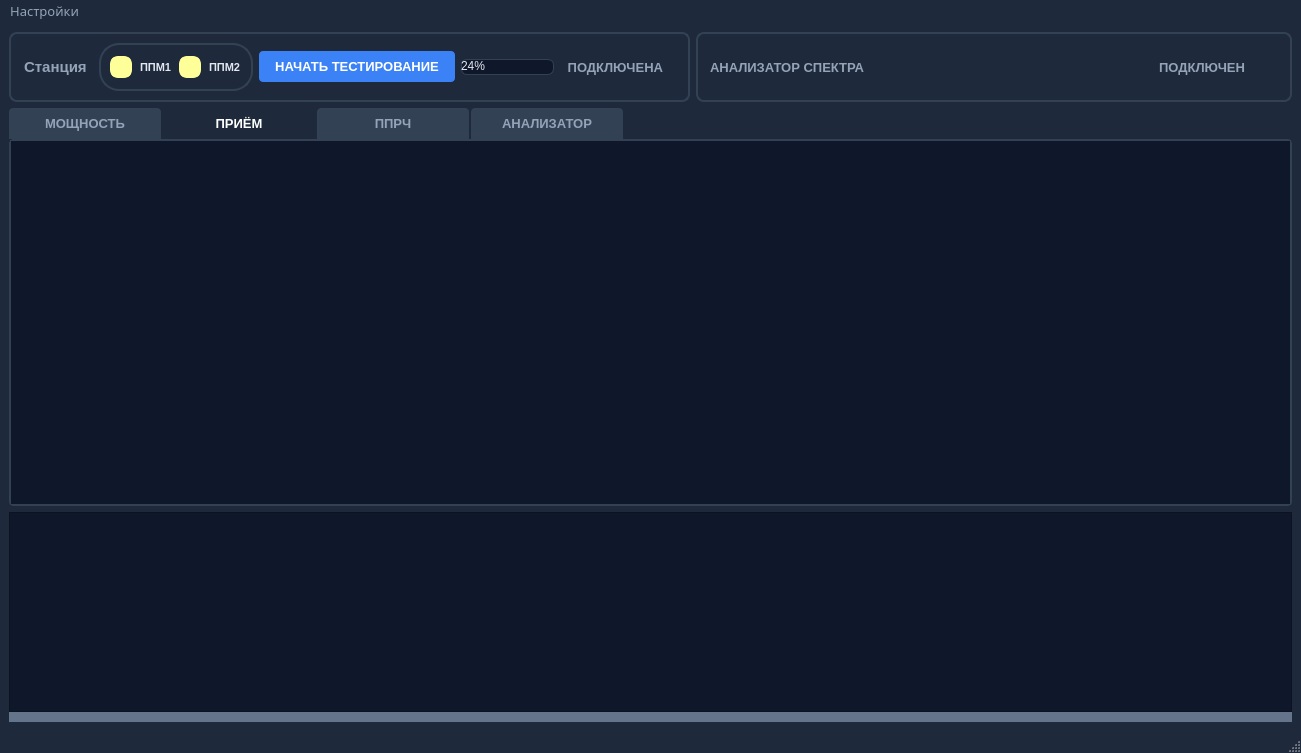
Qt form mainwindow.ui (vitalisimys/Check_station) before a commit.
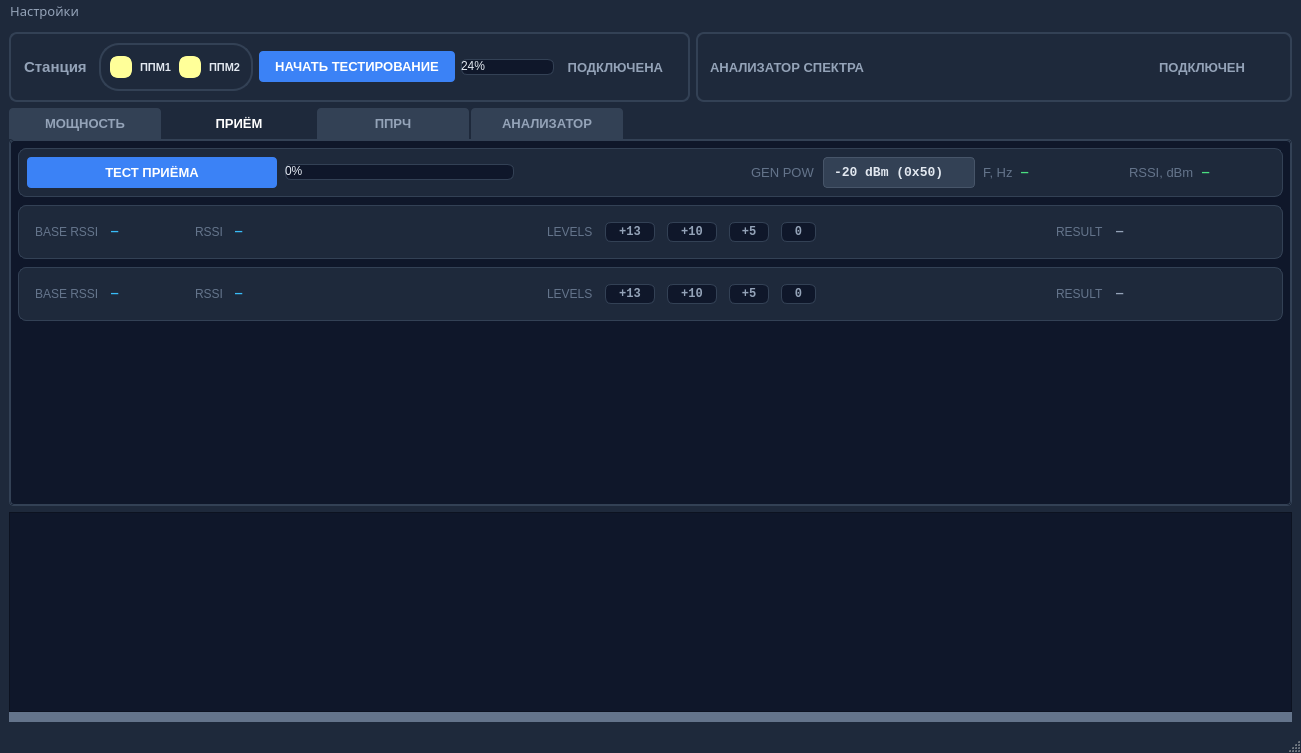
The same form after that commit. The open tabs and pages were chosen to show the change. Icons and pictures are not drawn. Custom widgets are drawn as their Qt base class.

Commit message: Вкладка тест приема пойчти готова.

What changed in the file:
```diff
--- a/mainwindow.ui
+++ b/mainwindow.ui
@@ -890,9 +890,807 @@
          <verstretch>0</verstretch>
         </sizepolicy>
        </property>
+       <property name="styleSheet">
+        <string notr="true">#tabRecieve {
+    background-color: #0f172a;
+    border: 1px solid #334155;
+    border-radius: 4px;
+}</string>
+       </property>
        <attribute name="title">
         <string>ПРИЁМ</string>
        </attribute>
+       <layout class="QVBoxLayout" name="verticalLayout_tabRecieve">
+        <property name="spacing">
+         <number>8</number>
+        </property>
+        <property name="leftMargin">
+         <number>8</number>
+        </property>
+        <property name="topMargin">
+         <number>8</number>
+        </property>
+        <property name="rightMargin">
+         <number>8</number>
+        </property>
+        <property name="bottomMargin">
+         <number>8</number>
+        </property>
+        <item>
+         <widget class="QScrollArea" name="scrollAreaRecieve">
+          <property name="widgetResizable">
+           <bool>true</bool>
+          </property>
+          <property name="frameShape">
+           <enum>QFrame::NoFrame</enum>
+          </property>
+          <property name="styleSheet">
+           <string notr="true">#scrollAreaRecieve {
+    background: transparent;
+    border: none;
+}
+#scrollAreaRecieve QWidget#scrollAreaWidgetContentsRecieve {
+    background: transparent;
+}</string>
+          </property>
+          <widget class="QWidget" name="scrollAreaWidgetContentsRecieve">
+           <property name="geometry">
+            <rect>
+             <x>0</x>
+             <y>0</y>
+             <width>1180</width>
+             <height>520</height>
+            </rect>
+           </property>
+           <layout class="QVBoxLayout" name="verticalLayout_recieveScroll">
+            <property name="spacing">
+             <number>8</number>
+            </property>
+            <property name="leftMargin">
+             <number>0</number>
+            </property>
+            <property name="topMargin">
+             <number>0</number>
+            </property>
+            <property name="rightMargin">
+             <number>0</number>
+            </property>
+            <property name="bottomMargin">
+             <number>0</number>
+            </property>
+            <item>
+         <widget class="QFrame" name="frameRecieveSettings">
+          <property name="styleSheet">
+           <string notr="true">#frameRecieveSettings {
+    color: #10b981;
+    border-radius: 8px;
+    border: 1px solid #334155;
+    background-color: #1e293b;
+}</string>
+          </property>
+          <property name="frameShape">
+           <enum>QFrame::StyledPanel</enum>
+          </property>
+          <property name="frameShadow">
+           <enum>QFrame::Raised</enum>
+          </property>
+          <layout class="QHBoxLayout" name="horizontalLayout_recieve">
+           <property name="spacing">
+            <number>8</number>
+           </property>
+           <property name="leftMargin">
+            <number>8</number>
+           </property>
+           <property name="topMargin">
+            <number>8</number>
+           </property>
+           <property name="rightMargin">
+            <number>8</number>
+           </property>
+           <property name="bottomMargin">
+            <number>8</number>
+           </property>
+           <item>
+            <widget class="QPushButton" name="pushButtonStartTestingRecieve">
+             <property name="minimumSize">
+              <size>
+               <width>250</width>
+               <height>0</height>
+              </size>
+             </property>
+             <property name="maximumSize">
+              <size>
+               <width>250</width>
+               <height>16777215</height>
+              </size>
+             </property>
+             <property name="font">
+              <font>
+               <pointsize>10</pointsize>
+               <bold>true</bold>
+              </font>
+             </property>
+             <property name="layoutDirection">
+              <enum>Qt::RightToLeft</enum>
+             </property>
+             <property name="styleSheet">
+              <string notr="true">QPushButton {
+    background-color: #3b82f6;
+    color: white;
+    border: none;
+    padding: 8px 16px;
+    border-radius: 4px;
+    font-weight: bold;
+}
+QPushButton:hover { background-color: #2563eb; }
+QPushButton:pressed { background-color: #1d4ed8; }
+QPushButton:checked {
+    background-color: #15803d;
+    color: white;
+    border: 2px solid #4ade80;
+    padding: 6px 14px;
+}
+QPushButton:checked:hover { background-color: #166534; border-color: #86efac; }
+QPushButton:checked:pressed { background-color: #14532d; }
+QPushButton:disabled { background-color: #475569; color: #94a3b8; border: none; padding: 8px 16px; }</string>
+             </property>
+             <property name="text">
+              <string>ТЕСТ ПРИЁМА</string>
+             </property>
+             <property name="checkable">
+              <bool>true</bool>
+             </property>
+            </widget>
+           </item>
+           <item>
+            <widget class="QProgressBar" name="progressBarRecieve">
+             <property name="minimumSize">
+              <size>
+               <width>0</width>
+               <height>12</height>
+              </size>
+             </property>
+             <property name="maximumSize">
+              <size>
+               <width>16777215</width>
+               <height>16</height>
+              </size>
+             </property>
+             <property name="value">
+              <number>0</number>
+             </property>
+            </widget>
+           </item>
+           <item>
+            <spacer name="horizontalSpacer_recieve_1">
+             <property name="orientation">
+              <enum>Qt::Horizontal</enum>
+             </property>
+             <property name="sizeHint" stdset="0">
+              <size>
+               <width>40</width>
+               <height>20</height>
+              </size>
+             </property>
+            </spacer>
+           </item>
+           <item>
+            <widget class="QLabel" name="labelRecievePowCaption">
+             <property name="font">
+              <font>
+               <pointsize>10</pointsize>
+              </font>
+             </property>
+             <property name="styleSheet">
+              <string notr="true">color: #64748b;</string>
+             </property>
+             <property name="text">
+              <string>GEN POW</string>
+             </property>
+            </widget>
+           </item>
+           <item>
+            <widget class="QComboBox" name="comboBoxRecievePow">
+             <property name="font">
+              <font>
+               <family>Consolas</family>
+               <pointsize>10</pointsize>
+               <bold>true</bold>
+              </font>
+             </property>
+             <property name="styleSheet">
+              <string notr="true">#comboBoxRecievePow {
+    background-color: #334155;
+    color: #e2e8f0;
+    border: 1px solid #475569;
+    border-radius: 4px;
+    padding: 6px 10px;
+}
+#comboBoxRecievePow::drop-down { border: none; width: 18px; }
+#comboBoxRecievePow::down-arrow {
+    image: url(:/caret-down.svg);
+    width: 10px;
+    height: 10px;
+}
+#comboBoxRecievePow QAbstractItemView {
+    background-color: #1e293b;
+    color: #e2e8f0;
+    selection-background-color: #3b82f6;
+}</string>
+             </property>
+             <item>
+              <property name="text">
+               <string>-20 dBm (0x50)</string>
+              </property>
+             </item>
+             <item>
+              <property name="text">
+               <string>-10 dBm (0x5A)</string>
+              </property>
+             </item>
+             <item>
+              <property name="text">
+               <string>0 dBm (0x64)</string>
+              </property>
+             </item>
+             <item>
+              <property name="text">
+               <string>+5 dBm (0x69)</string>
+              </property>
+             </item>
+             <item>
+              <property name="text">
+               <string>+10 dBm (0x6E)</string>
+              </property>
+             </item>
+             <item>
+              <property name="text">
+               <string>+13 dBm (0x71)</string>
+              </property>
+             </item>
+            </widget>
+           </item>
+           <item>
+            <widget class="QLabel" name="labelRecieveFreqCaption">
+             <property name="font">
+              <font>
+               <pointsize>10</pointsize>
+              </font>
+             </property>
+             <property name="styleSheet">
+              <string notr="true">color: #64748b;</string>
+             </property>
+             <property name="text">
+              <string>F, Hz</string>
+             </property>
+            </widget>
+           </item>
+           <item>
+            <widget class="QLabel" name="labelRecieveFreqValue">
+             <property name="minimumSize">
+              <size>
+               <width>100</width>
+               <height>0</height>
+              </size>
+             </property>
+             <property name="styleSheet">
+              <string notr="true">color: #4ade80; font-family: Consolas; font-weight: bold;</string>
+             </property>
+             <property name="text">
+              <string>—</string>
+             </property>
+            </widget>
+           </item>
+           <item>
+            <widget class="QLabel" name="labelRecieveRSSICaption">
+             <property name="font">
+              <font>
+               <pointsize>10</pointsize>
+              </font>
+             </property>
+             <property name="styleSheet">
+              <string notr="true">color: #64748b;</string>
+             </property>
+             <property name="text">
+              <string>RSSI, dBm</string>
+             </property>
+            </widget>
+           </item>
+           <item>
+            <widget class="QLabel" name="labelRecieveRSSIValue">
+             <property name="minimumSize">
+              <size>
+               <width>72</width>
+               <height>0</height>
+              </size>
+             </property>
+             <property name="styleSheet">
+              <string notr="true">color: #4ade80; font-family: Consolas; font-weight: bold;</string>
+             </property>
+             <property name="text">
+              <string>—</string>
+             </property>
+            </widget>
+           </item>
+          </layout>
+         </widget>
+            </item>
+        <item>
+         <widget class="QFrame" name="frameRecieveResult">
+          <property name="styleSheet">
+           <string notr="true">#frameRecieveResult {
+    background-color: #1e293b;
+    border-radius: 8px;
+    border: 1px solid #334155;
+    padding: 4px;
+}</string>
+          </property>
+          <property name="frameShape">
+           <enum>QFrame::StyledPanel</enum>
+          </property>
+          <property name="frameShadow">
+           <enum>QFrame::Plain</enum>
+          </property>
+          <layout class="QHBoxLayout" name="horizontalLayout_recieve_result">
+           <property name="spacing">
+            <number>12</number>
+           </property>
+           <property name="leftMargin">
+            <number>12</number>
+           </property>
+           <property name="topMargin">
+            <number>12</number>
+           </property>
+           <property name="rightMargin">
+            <number>12</number>
+           </property>
+           <property name="bottomMargin">
+            <number>12</number>
+           </property>
+           <item>
+            <widget class="QLabel" name="labelRecieveRSSIBaselineCaption">
+             <property name="styleSheet">
+              <string notr="true">color: #64748b;</string>
+             </property>
+             <property name="text">
+              <string>BASE RSSI</string>
+             </property>
+            </widget>
+           </item>
+           <item>
+            <widget class="QLabel" name="labelRecieve225BaselineValue">
+             <property name="minimumSize">
+              <size>
+               <width>72</width>
+               <height>0</height>
+              </size>
+             </property>
+             <property name="styleSheet">
+              <string notr="true">color: #38bdf8; font-family: Consolas; font-weight: bold;</string>
+             </property>
+             <property name="text">
+              <string>—</string>
+             </property>
+            </widget>
+           </item>
+           <item>
+            <widget class="QLabel" name="labelRecieve225RssiCaption">
+             <property name="styleSheet">
+              <string notr="true">color: #64748b;</string>
+             </property>
+             <property name="text">
+              <string>RSSI</string>
+             </property>
+            </widget>
+           </item>
+           <item>
+            <widget class="QLabel" name="labelRecieve225RSSIValue">
+             <property name="minimumSize">
+              <size>
+               <width>72</width>
+               <height>0</height>
+              </size>
+             </property>
+             <property name="styleSheet">
+              <string notr="true">color: #38bdf8; font-family: Consolas; font-weight: bold;</string>
+             </property>
+             <property name="text">
+              <string>—</string>
+             </property>
+            </widget>
+           </item>
+           <item>
+            <spacer name="horizontalSpacer_recieve_2">
+             <property name="orientation">
+              <enum>Qt::Horizontal</enum>
+             </property>
+             <property name="sizeHint" stdset="0">
+              <size>
+               <width>40</width>
+               <height>20</height>
+              </size>
+             </property>
+            </spacer>
+           </item>
+           <item>
+            <widget class="QLabel" name="labelRecieveLevelsCaption">
+             <property name="styleSheet">
+              <string notr="true">color: #64748b;</string>
+             </property>
+             <property name="text">
+              <string>LEVELS</string>
+             </property>
+            </widget>
+           </item>
+           <item>
+            <layout class="QHBoxLayout" name="horizontalLayout_recieve_levels_225">
+             <item>
+              <widget class="QLabel" name="labelRecieve225Lvl13">
+               <property name="minimumSize">
+                <size>
+                 <width>50</width>
+                 <height>0</height>
+                </size>
+               </property>
+               <property name="styleSheet">
+                <string notr="true">color:#94a3b8; background-color:#0f172a; border:1px solid #334155; border-radius:6px; padding:2px 8px; font-family:Consolas; font-weight:bold;</string>
+               </property>
+               <property name="text">
+                <string>+13</string>
+               </property>
+               <property name="alignment">
+                <set>Qt::AlignCenter</set>
+               </property>
+              </widget>
+             </item>
+             <item>
+              <widget class="QLabel" name="labelRecieve225Lvl10">
+               <property name="minimumSize">
+                <size>
+                 <width>50</width>
+                 <height>0</height>
+                </size>
+               </property>
+               <property name="styleSheet">
+                <string notr="true">color:#94a3b8; background-color:#0f172a; border:1px solid #334155; border-radius:6px; padding:2px 8px; font-family:Consolas; font-weight:bold;</string>
+               </property>
+               <property name="text">
+                <string>+10</string>
+               </property>
+               <property name="alignment">
+                <set>Qt::AlignCenter</set>
+               </property>
+              </widget>
+             </item>
+             <item>
+              <widget class="QLabel" name="labelRecieve225Lvl5">
+               <property name="minimumSize">
+                <size>
+                 <width>40</width>
+                 <height>0</height>
+                </size>
+               </property>
+               <property name="styleSheet">
+                <string notr="true">color:#94a3b8; background-color:#0f172a; border:1px solid #334155; border-radius:6px; padding:2px 8px; font-family:Consolas; font-weight:bold;</string>
+               </property>
+               <property name="text">
+                <string>+5</string>
+               </property>
+               <property name="alignment">
+                <set>Qt::AlignCenter</set>
+               </property>
+              </widget>
+             </item>
+             <item>
+              <widget class="QLabel" name="labelRecieve225Lvl0">
+               <property name="minimumSize">
+                <size>
+                 <width>35</width>
+                 <height>0</height>
+                </size>
+               </property>
+               <property name="styleSheet">
+                <string notr="true">color:#94a3b8; background-color:#0f172a; border:1px solid #334155; border-radius:6px; padding:2px 8px; font-family:Consolas; font-weight:bold;</string>
+               </property>
+               <property name="text">
+                <string>0</string>
+               </property>
+               <property name="alignment">
+                <set>Qt::AlignCenter</set>
+               </property>
+              </widget>
+             </item>
+            </layout>
+           </item>
+           <item>
+            <spacer name="horizontalSpacer_recieve_3">
+             <property name="orientation">
+              <enum>Qt::Horizontal</enum>
+             </property>
+             <property name="sizeHint" stdset="0">
+              <size>
+               <width>40</width>
+               <height>20</height>
+              </size>
+             </property>
+            </spacer>
+           </item>
+           <item>
+            <widget class="QLabel" name="labelRecieveResultCaption">
+             <property name="styleSheet">
+              <string notr="true">color: #64748b;</string>
+             </property>
+             <property name="text">
+              <string>RESULT</string>
+             </property>
+            </widget>
+           </item>
+           <item>
+            <widget class="QLabel" name="labelRecieveResultValue">
+             <property name="minimumSize">
+              <size>
+               <width>150</width>
+               <height>0</height>
+              </size>
+             </property>
+             <property name="styleSheet">
+              <string notr="true">color: #94a3b8; font-family: Consolas; font-weight: bold;</string>
+             </property>
+             <property name="text">
+              <string>—</string>
+             </property>
+            </widget>
+           </item>
+          </layout>
+         </widget>
+        </item>
+        <item>
+        <widget class="QFrame" name="frameRecieveResult245">
+          <property name="styleSheet">
+           <string notr="true">#frameRecieveResult245 {
+    background-color: #1e293b;
+    border-radius: 8px;
+    border: 1px solid #334155;
+    padding: 4px;
+}</string>
+          </property>
+          <property name="frameShape">
+           <enum>QFrame::StyledPanel</enum>
+          </property>
+          <property name="frameShadow">
+           <enum>QFrame::Plain</enum>
+          </property>
+          <layout class="QHBoxLayout" name="horizontalLayout_recieve_result_245">
+           <property name="spacing">
+            <number>12</number>
+           </property>
+           <property name="leftMargin">
+            <number>12</number>
+           </property>
+           <property name="topMargin">
+            <number>12</number>
+           </property>
+           <property name="rightMargin">
+            <number>12</number>
+           </property>
+           <property name="bottomMargin">
+            <number>12</number>
+           </property>
+           <item>
+            <widget class="QLabel" name="labelRecieve245BaselineCaption">
+             <property name="styleSheet">
+              <string notr="true">color: #64748b;</string>
+             </property>
+             <property name="text">
+              <string>BASE RSSI</string>
+             </property>
+            </widget>
+           </item>
+           <item>
+            <widget class="QLabel" name="labelRecieve245BaselineValue">
+             <property name="minimumSize">
+              <size>
+               <width>72</width>
+               <height>0</height>
+              </size>
+             </property>
+             <property name="styleSheet">
+              <string notr="true">color: #38bdf8; font-family: Consolas; font-weight: bold;</string>
+             </property>
+             <property name="text">
+              <string>—</string>
+             </property>
+            </widget>
+           </item>
+           <item>
+            <widget class="QLabel" name="labelRecieve245RssiCaption">
+             <property name="styleSheet">
+              <string notr="true">color: #64748b;</string>
+             </property>
+             <property name="text">
+              <string>RSSI</string>
+             </property>
+            </widget>
+           </item>
+           <item>
+            <widget class="QLabel" name="labelRecieve245RSSIValue">
+             <property name="minimumSize">
+              <size>
+               <width>72</width>
+               <height>0</height>
+              </size>
+             </property>
+             <property name="styleSheet">
+              <string notr="true">color: #38bdf8; font-family: Consolas; font-weight: bold;</string>
+             </property>
+             <property name="text">
+              <string>—</string>
+             </property>
+            </widget>
+           </item>
+           <item>
+            <spacer name="horizontalSpacer_recieve_245_2">
+             <property name="orientation">
+              <enum>Qt::Horizontal</enum>
+             </property>
+             <property name="sizeHint" stdset="0">
+              <size>
+               <width>40</width>
+               <height>20</height>
+              </size>
+             </property>
+            </spacer>
+           </item>
+           <item>
+            <widget class="QLabel" name="labelRecieve245LevelsCaption">
+             <property name="styleSheet">
+              <string notr="true">color: #64748b;</string>
+             </property>
+             <property name="text">
+              <string>LEVELS</string>
+             </property>
+            </widget>
+           </item>
+           <item>
+            <layout class="QHBoxLayout" name="horizontalLayout_recieve_levels_245">
+             <item>
+              <widget class="QLabel" name="labelRecieve245Lvl13">
+               <property name="minimumSize">
+                <size>
+                 <width>50</width>
+                 <height>0</height>
+                </size>
+               </property>
+               <property name="styleSheet">
+                <string notr="true">color:#94a3b8; background-color:#0f172a; border:1px solid #334155; border-radius:6px; padding:2px 8px; font-family:Consolas; font-weight:bold;</string>
+               </property>
+               <property name="text">
+                <string>+13</string>
+               </property>
+               <property name="alignment">
+                <set>Qt::AlignCenter</set>
+               </property>
+              </widget>
+             </item>
+             <item>
+              <widget class="QLabel" name="labelRecieve245Lvl10">
+               <property name="minimumSize">
+                <size>
+                 <width>50</width>
+                 <height>0</height>
+                </size>
+               </property>
+               <property name="styleSheet">
+                <string notr="true">color:#94a3b8; background-color:#0f172a; border:1px solid #334155; border-radius:6px; padding:2px 8px; font-family:Consolas; font-weight:bold;</string>
+               </property>
+               <property name="text">
+                <string>+10</string>
+               </property>
+               <property name="alignment">
+                <set>Qt::AlignCenter</set>
+               </property>
+              </widget>
+             </item>
+             <item>
+              <widget class="QLabel" name="labelRecieve245Lvl5">
+               <property name="minimumSize">
+                <size>
+                 <width>40</width>
+                 <height>0</height>
+                </size>
+               </property>
+               <property name="styleSheet">
+                <string notr="true">color:#94a3b8; background-color:#0f172a; border:1px solid #334155; border-radius:6px; padding:2px 8px; font-family:Consolas; font-weight:bold;</string>
+               </property>
+               <property name="text">
+                <string>+5</string>
+               </property>
+               <property name="alignment">
+                <set>Qt::AlignCenter</set>
+               </property>
+              </widget>
+             </item>
+             <item>
+              <widget class="QLabel" name="labelRecieve245Lvl0">
+               <property name="minimumSize">
+                <size>
+                 <width>35</width>
+                 <height>0</height>
+                </size>
+               </property>
+               <property name="styleSheet">
+                <string notr="true">color:#94a3b8; background-color:#0f172a; border:1px solid #334155; border-radius:6px; padding:2px 8px; font-family:Consolas; font-weight:bold;</string>
+               </property>
+               <property name="text">
+                <string>0</string>
+               </property>
+               <property name="alignment">
+                <set>Qt::AlignCenter</set>
+               </property>
+              </widget>
+             </item>
+            </layout>
+           </item>
+           <item>
+            <spacer name="horizontalSpacer_recieve_245_3">
+             <property name="orientation">
+              <enum>Qt::Horizontal</enum>
+             </property>
+             <property name="sizeHint" stdset="0">
+              <size>
+               <width>40</width>
+               <height>20</height>
+              </size>
+             </property>
+            </spacer>
+           </item>
+           <item>
+            <widget class="QLabel" name="labelRecieve245ResultCaption">
+             <property name="styleSheet">
+              <string notr="true">color: #64748b;</string>
+             </property>
+             <property name="text">
+              <string>RESULT</string>
+             </property>
+            </widget>
+           </item>
+           <item>
+            <widget class="QLabel" name="labelRecieve245ResultValue">
+             <property name="minimumSize">
+              <size>
+               <width>150</width>
+               <height>0</height>
+              </size>
+             </property>
+             <property name="styleSheet">
+              <string notr="true">color: #94a3b8; font-family: Consolas; font-weight: bold;</string>
+             </property>
+             <property name="text">
+              <string>—</string>
+             </property>
+            </widget>
+           </item>
+          </layout>
+        </widget>
+       </item>
+            <item>
+             <spacer name="verticalSpacer_recieve">
+              <property name="orientation">
+               <enum>Qt::Vertical</enum>
+              </property>
+              <property name="sizeHint" stdset="0">
+               <size>
+                <width>20</width>
+                <height>20</height>
+               </size>
+              </property>
+             </spacer>
+            </item>
+           </layout>
+          </widget>
+         </widget>
+        </item>
+       </layout>
       </widget>
       <widget class="QWidget" name="tabFHSS">
        <property name="sizePolicy">
```
Left out of the diff: 6 changed lines with no effect on the pictures. The commit also changes 6 other files.
